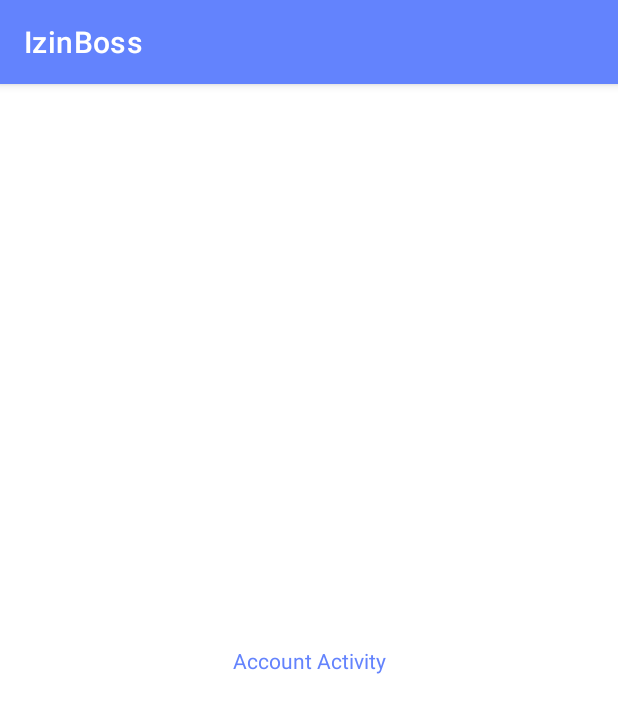
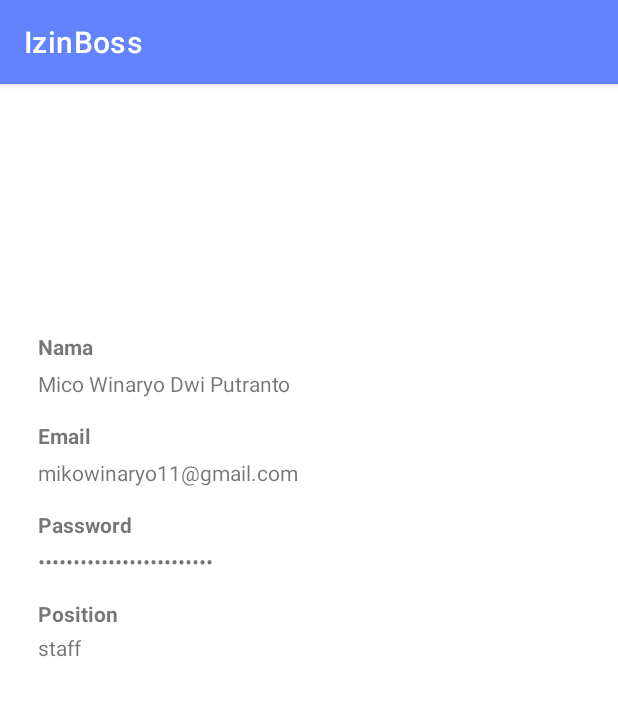
Before and after one commit to ditocpp/Aplikasi-Perizinan-Staff, an Android app: the AccountActivity screen opened directly, with no data from a screen before it, on a phone screen of 412 x 824 dp. Shown: the top 713 px of the screen. Run offline under Robolectric (Android 15) with nearby library versions, the phone set to English and light mode, and no system bars; our stand-ins replace CircleImageView.

```diff
--- a/app/build.gradle
+++ b/app/build.gradle
@@ -38,7 +38,7 @@ android {
 }
 
 dependencies {
-    implementation 'com.github.bumptech.glide:glide:4.11.0'
+    implementation 'com.github.bumptech.glide:glide:4.12.0'
     implementation 'androidx.recyclerview:recyclerview:1.2.1'
     implementation 'androidx.core:core-ktx:1.7.0'
     implementation 'androidx.appcompat:appcompat:1.4.0'
@@ -52,11 +52,10 @@ dependencies {
     implementation 'androidx.lifecycle:lifecycle-viewmodel-ktx:2.4.0'
     implementation 'androidx.navigation:navigation-fragment-ktx:2.3.5'
     implementation 'androidx.navigation:navigation-ui-ktx:2.3.5'
+    implementation 'de.hdodenhof:circleimageview:3.1.0'
     testImplementation 'junit:junit:4.13.2'
     androidTestImplementation 'androidx.test.ext:junit:1.1.3'
     androidTestImplementation 'androidx.test.espresso:espresso-core:3.4.0'
     implementation platform('com.google.firebase:firebase-bom:29.0.1')
     implementation 'com.google.firebase:firebase-analytics-ktx'
-
-
 }
--- a/app/src/main/java/com/example/myfinalproject_capstone/ui/AccountActivity.kt
+++ b/app/src/main/java/com/example/myfinalproject_capstone/ui/AccountActivity.kt
@@ -1,12 +1,42 @@
 package com.example.myfinalproject_capstone.ui
 
+import android.content.Context
 import androidx.appcompat.app.AppCompatActivity
 import android.os.Bundle
-import com.example.myfinalproject_capstone.R
+import androidx.datastore.core.DataStore
+import androidx.datastore.preferences.core.Preferences
+import androidx.datastore.preferences.preferencesDataStore
+import androidx.lifecycle.ViewModelProvider
+import com.example.myfinalproject_capstone.databinding.ActivityAccountBinding
+import com.example.myfinalproject_capstone.datastore.MainViewModel
+import com.example.myfinalproject_capstone.datastore.SettingPreferences
+import com.example.myfinalproject_capstone.datastore.ViewModelFactory
 
 class AccountActivity : AppCompatActivity() {
+
+    private lateinit var binding: ActivityAccountBinding
+    private val Context.dataStore: DataStore<Preferences> by preferencesDataStore(name = "dataUser")
+
     override fun onCreate(savedInstanceState: Bundle?) {
         super.onCreate(savedInstanceState)
-        setContentView(R.layout.activity_account)
+
+        binding = ActivityAccountBinding.inflate(layoutInflater)
+        setContentView(binding.root)
+    }
+
+
+    private fun getUser() {
+        // Mendapatkan semua data dari data store
+        var userId: String? = null
+        val pref = SettingPreferences.getInstance(dataStore)
+        val mainViewModel = ViewModelProvider(this, ViewModelFactory(pref)).get(
+            MainViewModel::class.java
+        )
+
+        mainViewModel.getID().observe(this,
+            { userID: String ->
+                userId = userID
+            }
+        )
     }
 }
--- a/app/src/main/java/com/example/myfinalproject_capstone/ui/LoginActivity.kt
+++ b/app/src/main/java/com/example/myfinalproject_capstone/ui/LoginActivity.kt
@@ -67,6 +67,7 @@ class LoginActivity : AppCompatActivity(), View.OnClickListener {
         }
 
     }
+
     private fun isValidEmail(email: CharSequence): Boolean {
         return android.util.Patterns.EMAIL_ADDRESS.matcher(email).matches()
     }
--- a/app/src/main/java/com/example/myfinalproject_capstone/ui/staff/LetterAddActivity.kt
+++ b/app/src/main/java/com/example/myfinalproject_capstone/ui/staff/LetterAddActivity.kt
@@ -82,9 +82,7 @@ class LetterAddActivity : AppCompatActivity() {
         database = FirebaseDatabase.getInstance("https://capstone-dicoding-default-rtdb.asia-southeast1.firebasedatabase.app/")
             .getReference("Letters")
 
-        if(isEmptyField()) {
-
-        } else {
+        if(!isEmptyField()) {
             val letterID = database!!.push().key
             val inputDate = getCurrentDate()
             val title = binding.edtTypeLeave.text.toString().trim()
@@ -151,10 +149,6 @@ class LetterAddActivity : AppCompatActivity() {
         return status
     }
 
-    private fun isValidEmail(email: CharSequence): Boolean {
-        return android.util.Patterns.EMAIL_ADDRESS.matcher(email).matches()
-    }
-
     private fun getCompanyID(): String? {
         var userCompanyId: String? = null
         val pref = SettingPreferences.getInstance(dataStore)
--- a/app/src/main/res/layout/activity_account.xml
+++ b/app/src/main/res/layout/activity_account.xml
@@ -7,13 +7,115 @@
     tools:context=".ui.AccountActivity">
 
     <TextView
+        android:id="@+id/textView14"
         android:layout_width="wrap_content"
         android:layout_height="wrap_content"
-        android:text="Account Activity"
-        android:textColor="@color/blue"
+        android:layout_marginStart="25dp"
+        android:layout_marginTop="15dp"
+        android:layout_marginEnd="25dp"
+        android:text="@string/acc_position"
+        android:textStyle="bold"
+        app:layout_constraintEnd_toEndOf="parent"
+        app:layout_constraintHorizontal_bias="0.0"
+        app:layout_constraintStart_toStartOf="parent"
+        app:layout_constraintTop_toBottomOf="@+id/textView11" />
+
+    <TextView
+        android:id="@+id/textView13"
+        android:layout_width="wrap_content"
+        android:layout_height="wrap_content"
+        android:layout_marginTop="3dp"
+        android:text="@string/msg_staff"
+        app:layout_constraintEnd_toEndOf="parent"
+        app:layout_constraintHorizontal_bias="0.0"
+        app:layout_constraintStart_toStartOf="@+id/textView7"
+        app:layout_constraintTop_toBottomOf="@+id/textView14" />
+
+    <TextView
+        android:id="@+id/textView11"
+        android:layout_width="wrap_content"
+        android:layout_height="wrap_content"
+        android:layout_marginTop="5dp"
+        android:text="@string/mico_winaryo_dwi_putranto"
+        android:inputType="textPassword"
+        app:layout_constraintEnd_toEndOf="parent"
+        app:layout_constraintHorizontal_bias="0.0"
+        app:layout_constraintStart_toStartOf="@+id/textView7"
+        app:layout_constraintTop_toBottomOf="@+id/textView12" />
+
+    <TextView
+        android:id="@+id/textView12"
+        android:layout_width="wrap_content"
+        android:layout_height="wrap_content"
+        android:layout_marginStart="25dp"
+        android:layout_marginTop="15dp"
+        android:layout_marginEnd="25dp"
+        android:text="@string/acc_password"
+        android:textStyle="bold"
+        app:layout_constraintEnd_toEndOf="parent"
+        app:layout_constraintHorizontal_bias="0.0"
+        app:layout_constraintStart_toStartOf="parent"
+        app:layout_constraintTop_toBottomOf="@+id/textView9" />
+
+    <TextView
+        android:id="@+id/textView9"
+        android:layout_width="wrap_content"
+        android:layout_height="wrap_content"
+        android:layout_marginTop="5dp"
+        android:text="@string/msg_email"
+        app:layout_constraintEnd_toEndOf="parent"
+        app:layout_constraintHorizontal_bias="0.0"
+        app:layout_constraintStart_toStartOf="@+id/textView7"
+        app:layout_constraintTop_toBottomOf="@+id/textView10" />
+
+    <TextView
+        android:id="@+id/textView10"
+        android:layout_width="wrap_content"
+        android:layout_height="wrap_content"
+        android:layout_marginStart="25dp"
+        android:layout_marginTop="15dp"
+        android:layout_marginEnd="25dp"
+        android:text="@string/acc_email"
+        android:textStyle="bold"
+        app:layout_constraintEnd_toEndOf="parent"
+        app:layout_constraintHorizontal_bias="0.0"
+        app:layout_constraintStart_toStartOf="parent"
+        app:layout_constraintTop_toBottomOf="@+id/textView8" />
+
+    <de.hdodenhof.circleimageview.CircleImageView
+        android:id="@+id/imageView3"
+        android:layout_width="100dp"
+        android:layout_height="100dp"
+        android:layout_marginTop="30dp"
         app:layout_constraintBottom_toBottomOf="parent"
         app:layout_constraintEnd_toEndOf="parent"
         app:layout_constraintStart_toStartOf="parent"
-        app:layout_constraintTop_toTopOf="parent" />
+        app:layout_constraintTop_toTopOf="parent"
+        app:layout_constraintVertical_bias="0.0"
+        tools:srcCompat="@tools:sample/avatars" />
 
+    <TextView
+        android:id="@+id/textView7"
+        android:layout_width="wrap_content"
+        android:layout_height="wrap_content"
+        android:layout_marginStart="25dp"
+        android:layout_marginTop="35dp"
+        android:layout_marginEnd="25dp"
+        android:text="@string/acc_nama"
+        android:textStyle="bold"
+        app:layout_constraintEnd_toEndOf="parent"
+        app:layout_constraintHorizontal_bias="0.0"
+        app:layout_constraintStart_toStartOf="parent"
+        app:layout_constraintTop_toBottomOf="@+id/imageView3" />
+
+    <TextView
+        android:id="@+id/textView8"
+        android:layout_width="wrap_content"
+        android:layout_height="wrap_content"
+        android:layout_marginTop="5dp"
+        android:text="@string/msg_name"
+        app:layout_constraintEnd_toEndOf="parent"
+        app:layout_constraintHorizontal_bias="0.0"
+        app:layout_constraintStart_toStartOf="@+id/textView7"
+        app:layout_constraintTop_toBottomOf="@+id/textView7" />
 </androidx.constraintlayout.widget.ConstraintLayout>
--- a/app/src/main/res/values/strings.xml
+++ b/app/src/main/res/values/strings.xml
@@ -34,4 +34,12 @@
     <string name="approved">Approved</string>
     <string name="rejected">Rejected</string>
     <string name="pending">Pending</string>
+    <string name="acc_position">Position</string>
+    <string name="acc_password">Password</string>
+    <string name="acc_email">Email</string>
+    <string name="acc_nama">Nama</string>
+    <string name="msg_name">Mico Winaryo Dwi Putranto</string>
+    <string name="msg_email">mikowinaryo11@gmail.com</string>
+    <string name="mico_winaryo_dwi_putranto">Mico Winaryo Dwi Putranto</string>
+    <string name="msg_staff">staff</string>
 </resources>
```
